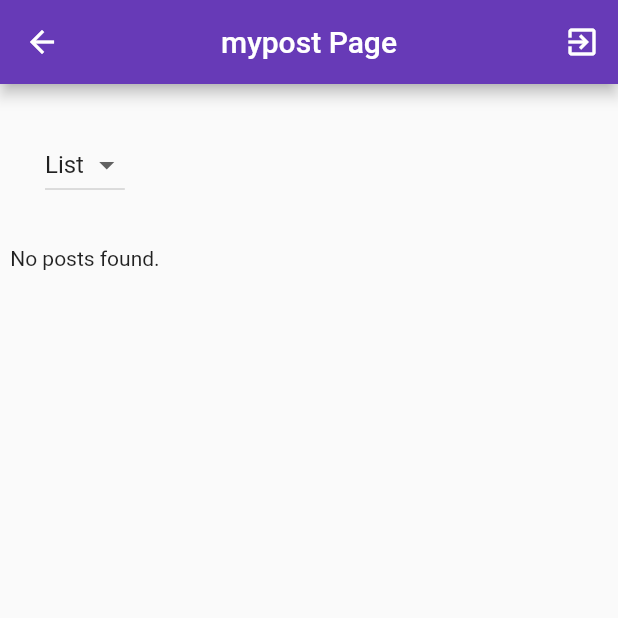
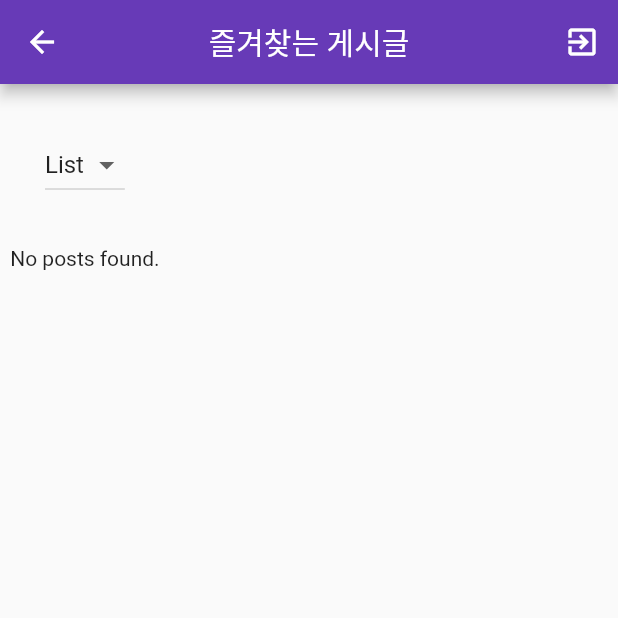
Before and after one commit to jonbee0427/MoolZal, a Flutter app: the myfavorite screen opened by its route, on a phone screen of 412 x 824 dp, the top half of it. Run offline on Flutter 3.47's test engine with Material 2 defaults, Android fonts, the phone set to English and light mode, and no system bars; our stand-ins replace animated_text_kit, cloud_firestore, convex_bottom_bar, firebase_auth, firebase_core, firebase_storage and 5 more; missing offline and left inert: agora_rtc_engine, google_ml_kit; accounts and stored records are empty.

Commit message:
JH/1211/title modified

```diff
--- a/lib/mycomment.dart
+++ b/lib/mycomment.dart
@@ -111,7 +111,7 @@ class _mycommentState extends State<mycomment> {
         ),
         centerTitle: true,
         automaticallyImplyLeading: false,
-        title: Text('mypost Page'),
+        title: Text('나의 댓글'),
         backgroundColor: Colors.deepPurple,
         actions: <Widget>[
           IconButton(
--- a/lib/myfavorite.dart
+++ b/lib/myfavorite.dart
@@ -111,7 +111,7 @@ class _myfavoriteState extends State<myfavorite> {
         ),
         centerTitle: true,
         automaticallyImplyLeading: false,
-        title: Text('mypost Page'),
+        title: Text('즐겨찾는 게시글'),
         backgroundColor: Colors.deepPurple,
         actions: <Widget>[
           IconButton(
--- a/lib/mypost.dart
+++ b/lib/mypost.dart
@@ -111,7 +111,7 @@ class _mypostState extends State<mypost> {
         ),
         centerTitle: true,
         automaticallyImplyLeading: false,
-        title: Text('mypost Page'),
+        title: Text('나의 게시글'),
         backgroundColor: Colors.deepPurple,
         actions: <Widget>[
           IconButton(
```
